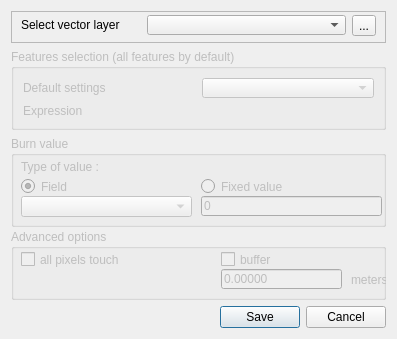
This is ui/vector_data_dialog.ui in MathieuChailloux/MitiConnect as Qt 5 draws it before an edit. The edited form follows.
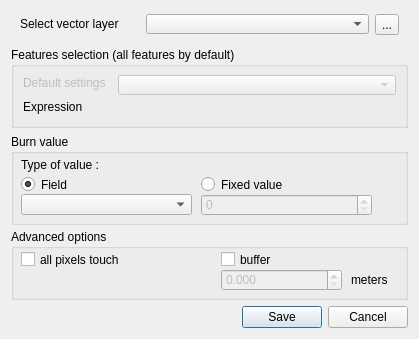
This is the edited form. Custom widgets are drawn as their Qt base class.

Commit message: Window opening on double click seems ok

The edit to the form file:
```diff
--- a/ui/vector_data_dialog.ui
+++ b/ui/vector_data_dialog.ui
@@ -6,7 +6,7 @@
    <rect>
     <x>0</x>
     <y>0</y>
-    <width>397</width>
+    <width>419</width>
     <height>339</height>
    </rect>
   </property>
@@ -25,11 +25,11 @@
   <property name="windowTitle">
    <string>Import vector data</string>
   </property>
-  <layout class="QVBoxLayout" name="verticalLayout">
-   <item>
+  <layout class="QGridLayout" name="gridLayout_2">
+   <item row="0" column="0">
     <widget class="QFrame" name="frame">
      <property name="frameShape">
-      <enum>QFrame::StyledPanel</enum>
+      <enum>QFrame::NoFrame</enum>
      </property>
      <property name="frameShadow">
       <enum>QFrame::Raised</enum>
@@ -86,10 +86,10 @@
      </layout>
     </widget>
    </item>
-   <item>
+   <item row="1" column="0">
     <widget class="QGroupBox" name="valueGroupBox_3">
      <property name="enabled">
-      <bool>false</bool>
+      <bool>true</bool>
      </property>
      <property name="minimumSize">
       <size>
@@ -106,9 +106,18 @@
      <property name="title">
       <string>Features selection (all features by default)</string>
      </property>
-     <layout class="QGridLayout" name="gridLayout">
-      <item row="1" column="1">
        <widget class="QgsFieldExpressionWidget" name="vectorSelectionExpression">
+      <property name="enabled">
+       <bool>true</bool>
+      </property>
+      <property name="geometry">
+       <rect>
+        <x>107</x>
+        <y>52</y>
+        <width>278</width>
+        <height>20</height>
+       </rect>
+      </property>
         <property name="maximumSize">
          <size>
           <width>16777215</width>
@@ -116,11 +125,17 @@
          </size>
         </property>
        </widget>
-      </item>
-      <item row="1" column="0">
        <widget class="QLabel" name="typeLabel_3">
         <property name="enabled">
-         <bool>false</bool>
+       <bool>true</bool>
+      </property>
+      <property name="geometry">
+       <rect>
+        <x>12</x>
+        <y>52</y>
+        <width>61</width>
+        <height>16</height>
+       </rect>
         </property>
         <property name="maximumSize">
          <size>
@@ -132,12 +147,18 @@
          <string>Expression</string>
         </property>
        </widget>
-      </item>
-      <item row="0" column="0">
        <widget class="QLabel" name="typeLabel_4">
         <property name="enabled">
          <bool>false</bool>
         </property>
+      <property name="geometry">
+       <rect>
+        <x>12</x>
+        <y>28</y>
+        <width>88</width>
+        <height>16</height>
+       </rect>
+      </property>
         <property name="maximumSize">
          <size>
           <width>16777215</width>
@@ -148,9 +169,18 @@
          <string>Default settings</string>
         </property>
        </widget>
-      </item>
-      <item row="0" column="1">
        <widget class="QComboBox" name="vectorDefaultSetting">
+      <property name="enabled">
+       <bool>false</bool>
+      </property>
+      <property name="geometry">
+       <rect>
+        <x>107</x>
+        <y>28</y>
+        <width>278</width>
+        <height>20</height>
+       </rect>
+      </property>
         <property name="minimumSize">
          <size>
           <width>0</width>
@@ -158,14 +188,12 @@
          </size>
         </property>
        </widget>
-      </item>
-     </layout>
     </widget>
    </item>
-   <item>
+   <item row="2" column="0">
     <widget class="QGroupBox" name="valueGroupBox_2">
      <property name="enabled">
-      <bool>false</bool>
+      <bool>true</bool>
      </property>
      <property name="minimumSize">
       <size>
@@ -195,23 +223,10 @@
        <string>Type of value :</string>
       </property>
      </widget>
-     <widget class="QLineEdit" name="vectorFixedValue">
-      <property name="enabled">
-       <bool>false</bool>
-      </property>
-      <property name="geometry">
-       <rect>
-        <x>190</x>
-        <y>60</y>
-        <width>181</width>
-        <height>20</height>
-       </rect>
-      </property>
-      <property name="text">
-       <string>0</string>
-      </property>
-     </widget>
      <widget class="QRadioButton" name="vectorFieldMode">
+      <property name="enabled">
+       <bool>true</bool>
+      </property>
       <property name="geometry">
        <rect>
         <x>10</x>
@@ -228,6 +243,9 @@
       </property>
      </widget>
      <widget class="QRadioButton" name="vectorFixedMode">
+      <property name="enabled">
+       <bool>true</bool>
+      </property>
       <property name="geometry">
        <rect>
         <x>190</x>
@@ -242,7 +260,7 @@
      </widget>
      <widget class="QgsFieldComboBox" name="vectorFieldCombo">
       <property name="enabled">
-       <bool>false</bool>
+       <bool>true</bool>
       </property>
       <property name="geometry">
        <rect>
@@ -259,12 +277,28 @@
        <number>10</number>
       </property>
      </widget>
+     <widget class="QgsDoubleSpinBox" name="vectorFixedValue">
+      <property name="enabled">
+       <bool>false</bool>
+      </property>
+      <property name="geometry">
+       <rect>
+        <x>190</x>
+        <y>60</y>
+        <width>171</width>
+        <height>22</height>
+       </rect>
+      </property>
+      <property name="decimals">
+       <number>0</number>
+      </property>
+     </widget>
     </widget>
    </item>
-   <item>
+   <item row="3" column="0">
     <widget class="QGroupBox" name="optionsGroupBox">
      <property name="enabled">
-      <bool>false</bool>
+      <bool>true</bool>
      </property>
      <property name="minimumSize">
       <size>
@@ -282,6 +316,9 @@
       <string>Advanced options</string>
      </property>
      <widget class="QCheckBox" name="vectorAllTouch">
+      <property name="enabled">
+       <bool>true</bool>
+      </property>
       <property name="geometry">
        <rect>
         <x>10</x>
@@ -307,22 +344,6 @@
        <string>buffer</string>
       </property>
      </widget>
-     <widget class="QLineEdit" name="vectorBufferValue">
-      <property name="enabled">
-       <bool>false</bool>
-      </property>
-      <property name="geometry">
-       <rect>
-        <x>210</x>
-        <y>40</y>
-        <width>121</width>
-        <height>20</height>
-       </rect>
-      </property>
-      <property name="text">
-       <string>0.00000</string>
-      </property>
-     </widget>
      <widget class="QLabel" name="bufferLabel">
       <property name="geometry">
        <rect>
@@ -336,9 +357,25 @@
        <string>meters</string>
       </property>
      </widget>
+     <widget class="QgsDoubleSpinBox" name="vectorBufferValue">
+      <property name="enabled">
+       <bool>false</bool>
+      </property>
+      <property name="geometry">
+       <rect>
+        <x>210</x>
+        <y>40</y>
+        <width>121</width>
+        <height>22</height>
+       </rect>
+      </property>
+      <property name="decimals">
+       <number>3</number>
+      </property>
+     </widget>
     </widget>
    </item>
-   <item>
+   <item row="4" column="0">
     <widget class="QDialogButtonBox" name="vectorButtons">
      <property name="orientation">
       <enum>Qt::Horizontal</enum>
@@ -351,6 +388,11 @@
   </layout>
  </widget>
  <customwidgets>
+  <customwidget>
+   <class>QgsDoubleSpinBox</class>
+   <extends>QDoubleSpinBox</extends>
+   <header>qgsdoublespinbox.h</header>
+  </customwidget>
   <customwidget>
    <class>QgsFieldComboBox</class>
    <extends>QComboBox</extends>
```
Left out of the diff: 1 changed line with no effect on the pictures. Lines whose indentation alone changed are shown as unchanged. The commit also changes 5 other files.
